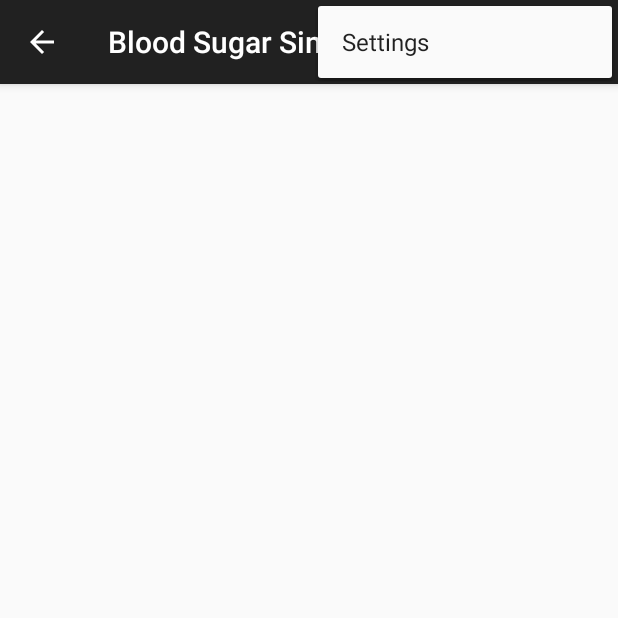
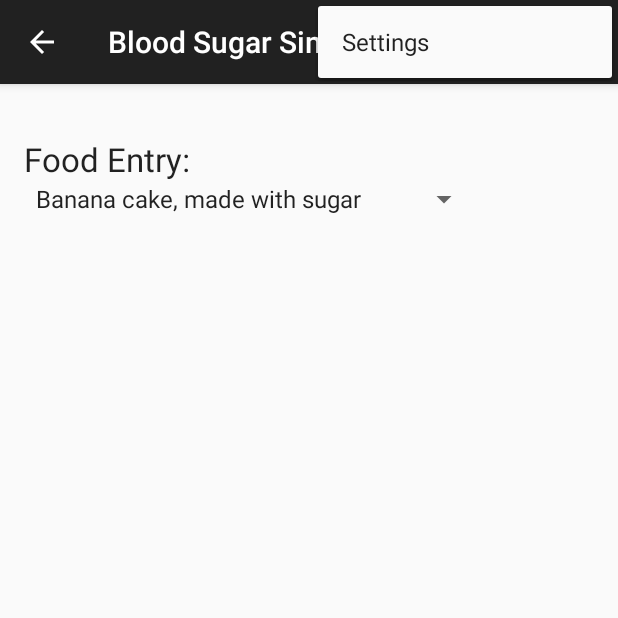
Before and after one commit to lcoh817/BloodSugarSimulator, an Android app: the screen it shows after launch (MainActivity), with the options menu open, on a phone screen of 412 x 824 dp, the top half of it. Run offline under Robolectric (Android 15) with nearby library versions, the phone set to English and light mode, and no system bars; 2 statements that could not run were skipped.

Commit message:
Changed section labels; Changed navigation drawer background to grey; Added a title and spinner (drop down) menu for food entry in fragment_main.xml; Added a FoodList array to store array of food entry strings in strings.xml

```diff
--- a/app/src/main/res/layout/fragment_main.xml
+++ b/app/src/main/res/layout/fragment_main.xml
@@ -9,4 +9,25 @@
     <TextView android:id="@+id/section_label" android:layout_width="wrap_content"
         android:layout_height="wrap_content" />
 
+    <TextView
+        android:layout_width="wrap_content"
+        android:layout_height="wrap_content"
+        android:textAppearance="?android:attr/textAppearanceLarge"
+        android:text="Food Entry:"
+        android:id="@+id/foodEntryLabel"
+        android:layout_below="@+id/section_label"
+        android:layout_toRightOf="@+id/section_label"
+        android:layout_toEndOf="@+id/section_label" />
+
+    <Spinner
+        android:layout_width="wrap_content"
+        android:layout_height="wrap_content"
+        android:id="@+id/foodEntryspinner"
+        android:layout_below="@+id/foodEntryLabel"
+        android:layout_toRightOf="@+id/section_label"
+        android:layout_toEndOf="@+id/section_label"
+        android:spinnerMode="dropdown"
+        android:entries="@array/FoodList"
+        />
+
 </RelativeLayout>
--- a/app/src/main/res/layout/fragment_navigation_drawer.xml
+++ b/app/src/main/res/layout/fragment_navigation_drawer.xml
@@ -2,4 +2,4 @@
     xmlns:tools="http://schemas.android.com/tools" android:layout_width="match_parent"
     android:layout_height="match_parent" android:choiceMode="singleChoice"
     android:divider="@android:color/transparent" android:dividerHeight="0dp"
-    android:background="#cccc" tools:context=".NavigationDrawerFragment" />
+    android:background="@android:color/darker_gray" tools:context=".NavigationDrawerFragment" />
--- a/app/src/main/res/values/strings.xml
+++ b/app/src/main/res/values/strings.xml
@@ -1,9 +1,9 @@
 <resources>
     <string name="app_name">Blood Sugar Simulator</string>
 
-    <string name="title_section1">Section 1</string>
-    <string name="title_section2">Section 2</string>
-    <string name="title_section3">Section 3</string>
+    <string name="title_section1">Data Input</string>
+    <string name="title_section2">Daily Dlood Sugar</string>
+    <string name="title_section3">Daily Glycation</string>
 
     <string name="navigation_drawer_open">Open navigation drawer</string>
     <string name="navigation_drawer_close">Close navigation drawer</string>
@@ -11,4 +11,13 @@
     <string name="action_example">Example action</string>
 
     <string name="action_settings">Settings</string>
+
+    <string name="Gender">Gender</string>
+
+    <string-array name="FoodList">
+        <item>"Banana cake, made with sugar"</item>
+        <item>"Banana cake, made without sugar"</item>
+    </string-array>
+
+
 </resources>
```
